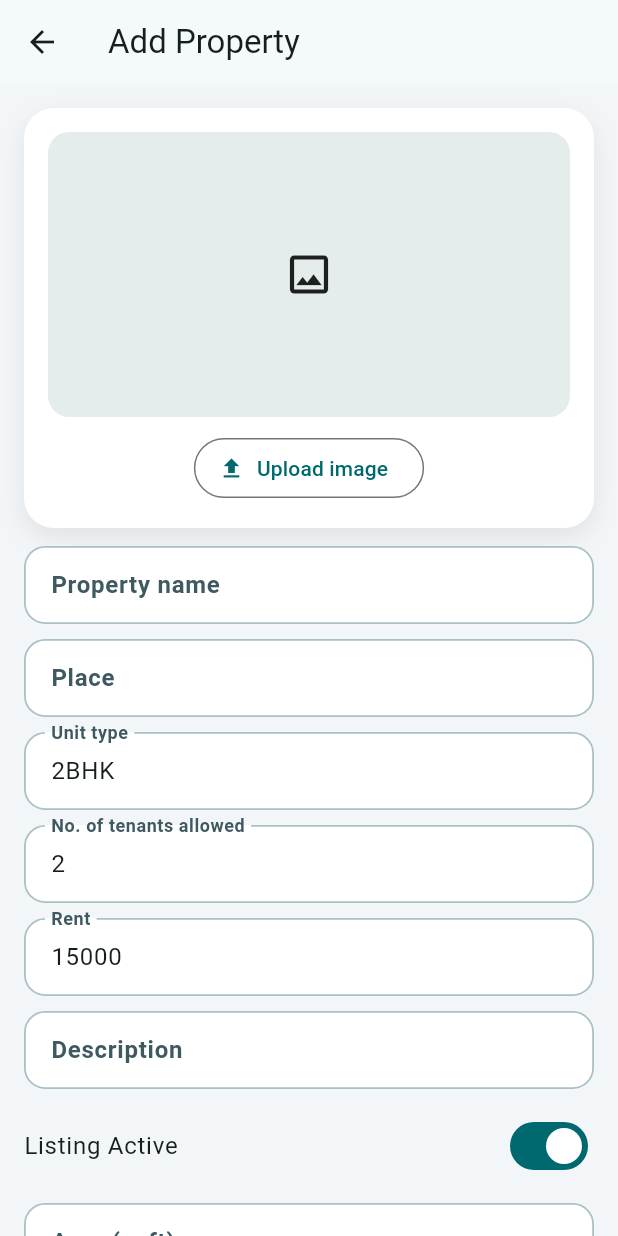
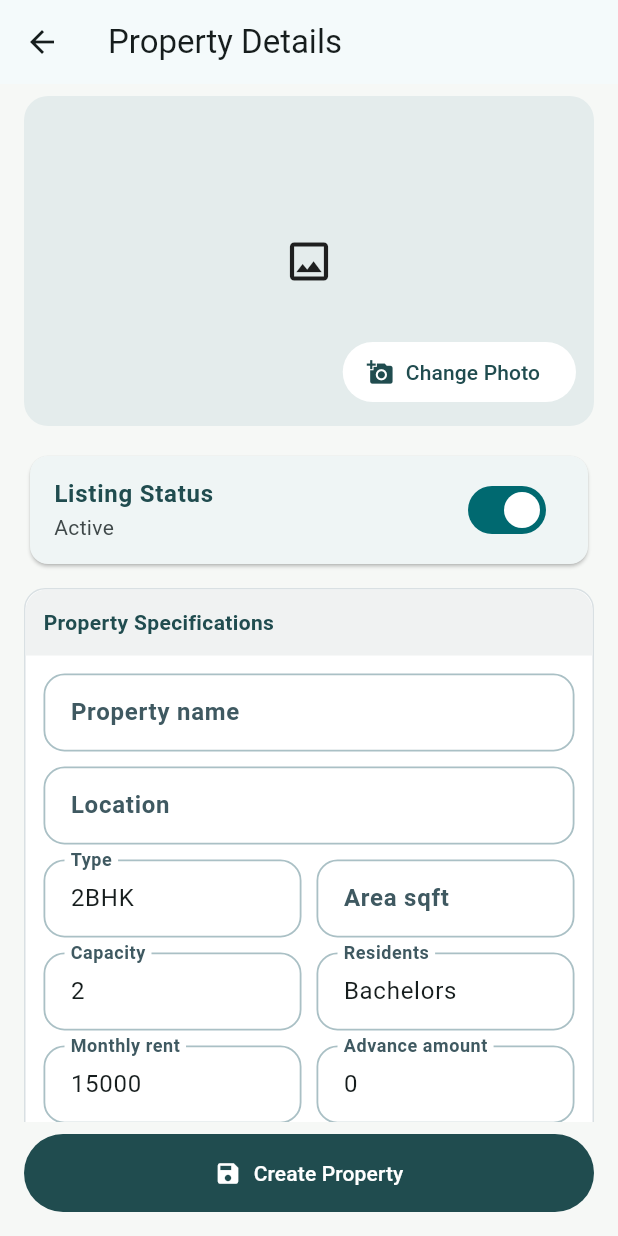
Before and after one commit to AntonyKShaji/Rentory, a Flutter app: the AllPropertiesPage screen opened directly with empty values, after a tap on the "add home work" icon, on a phone screen of 412 x 824 dp. Run offline on Flutter 3.47's test engine with Material 3 defaults, Android fonts, the phone set to English and light mode, and no system bars; our stand-ins replace image_picker; accounts and stored records are empty; network calls fail.

Commit message:
Implement unified property editor UI for create/update

```diff
--- a/mobile/rentory_app/lib/pages/owner_pages.dart
+++ b/mobile/rentory_app/lib/pages/owner_pages.dart
@@ -835,35 +835,114 @@ class _OwnerProfilePageState extends State<OwnerProfilePage> {
   }
 }
 
-class AddPropertyPage extends StatefulWidget {
+class AddPropertyPage extends StatelessWidget {
   const AddPropertyPage({super.key, required this.ownerId});
   final String ownerId;
 
   @override
-  State<AddPropertyPage> createState() => _AddPropertyPageState();
+  Widget build(BuildContext context) {
+    return PropertyEditorPage(ownerId: ownerId);
+  }
 }
 
-class _AddPropertyPageState extends State<AddPropertyPage> {
+class PropertyDetailsPage extends StatelessWidget {
+  const PropertyDetailsPage({super.key, required this.property, required this.ownerId});
+  final Property property;
+  final String ownerId;
+
+  @override
+  Widget build(BuildContext context) {
+    return PropertyEditorPage(ownerId: ownerId, property: property);
+  }
+}
+
+class PropertyEditorPage extends StatefulWidget {
+  const PropertyEditorPage({super.key, required this.ownerId, this.property});
+
+  final String ownerId;
+  final Property? property;
+
+  bool get isEdit => property != null;
+
+  @override
+  State<PropertyEditorPage> createState() => _PropertyEditorPageState();
+}
+
+class _PropertyEditorPageState extends State<PropertyEditorPage> {
+  static const Color _primary = Color(0xFF204C4F);
+
   final ApiService _api = ApiService();
+  final ImagePicker _picker = ImagePicker();
   final _name = TextEditingController();
   final _location = TextEditingController();
-  final _unitType = TextEditingController(text: '2BHK');
-  final _capacity = TextEditingController(text: '2');
-  final _rent = TextEditingController(text: '15000');
+  final _unitType = TextEditingController();
+  final _capacity = TextEditingController();
+  final _rent = TextEditingController();
   final _description = TextEditingController();
   final _areaSqft = TextEditingController();
   final _parkingDetails = TextEditingController();
   final _preferredResidents = TextEditingController();
-  final _advanceAmount = TextEditingController(text: '0');
+  final _advanceAmount = TextEditingController();
   final _fullAddress = TextEditingController();
   final _caretakerName = TextEditingController();
   final _caretakerContact = TextEditingController();
   final _propertyReference = TextEditingController();
+
   bool _isActive = true;
   bool _caretakerEnabled = false;
-  final ImagePicker _picker = ImagePicker();
   String? _imageDataUri;
+  bool _isSaving = false;
+  bool _loading = false;
   final Map<String, String?> _errors = {};
+
+  @override
+  void initState() {
+    super.initState();
+    if (widget.isEdit) {
+      _hydrateFromCard();
+      _loadDetails();
+    } else {
+      _unitType.text = '2BHK';
+      _capacity.text = '2';
+      _rent.text = '15000';
+      _advanceAmount.text = '0';
+      _preferredResidents.text = 'Bachelors';
+      _parkingDetails.text = 'Car Parking Available';
+    }
+  }
+
+  void _hydrateFromCard() {
+    final property = widget.property!;
+    _name.text = property.name;
+    _location.text = property.location;
+    _unitType.text = property.unitType;
+    _capacity.text = property.capacity.toString();
+    _rent.text = property.rent.toStringAsFixed(0);
+    _imageDataUri = property.imageUrl;
+    _isActive = property.isActive;
+  }
+
+  Future<void> _loadDetails() async {
+    setState(() => _loading = true);
+    try {
+      final data = await _api.getPropertyDetails(widget.property!.id);
+      if (!mounted) return;
+      setState(() {
+        _description.text = data['description'] as String? ?? '';
+        _areaSqft.text = (data['area_sqft'] as int?)?.toString() ?? '';
+        _parkingDetails.text = data['parking_details'] as String? ?? _parkingDetails.text;
+        _preferredResidents.text = data['preferred_residents'] as String? ?? _preferredResidents.text;
+        _advanceAmount.text = (data['advance_amount'] ?? 0).toString();
+        _fullAddress.text = data['full_address'] as String? ?? '';
+        _caretakerEnabled = (data['caretaker_enabled'] as bool?) ?? false;
+        _caretakerName.text = data['caretaker_name'] as String? ?? '';
+        _caretakerContact.text = data['caretaker_contact'] as String? ?? '';
+        _propertyReference.text = data['property_reference'] as String? ?? '';
+      });
+    } finally {
+      if (mounted) setState(() => _loading = false);
+    }
+  }
 
   Future<void> _pickImage() async {
     final file = await _picker.pickImage(source: ImageSource.gallery, imageQuality: 80);
@@ -875,7 +954,7 @@ class _AddPropertyPageState extends State<AddPropertyPage> {
 
   bool _validate() {
     final nextErrors = <String, String?>{};
-    if (_imageDataUri == null) nextErrors['image'] = 'Property image is required';
+    if (_imageDataUri == null || _imageDataUri!.trim().isEmpty) nextErrors['image'] = 'Property image is required';
     if (_name.text.trim().isEmpty) nextErrors['name'] = 'Property name is required';
     if (_location.text.trim().isEmpty) nextErrors['location'] = 'Place is required';
     if (_unitType.text.trim().isEmpty) nextErrors['unit'] = 'Unit type is required';
@@ -895,17 +974,19 @@ class _AddPropertyPageState extends State<AddPropertyPage> {
   }
 
   Future<void> _submit() async {
-    if (!_validate()) return;
+    if (!_validate() || _isSaving) return;
+    setState(() => _isSaving = true);
     try {
-      await _api.createProperty(
-        ownerId: widget.ownerId,
-        location: _location.text,
-        name: _name.text,
-        unitType: _unitType.text,
-        capacity: int.tryParse(_capacity.text) ?? 1,
-        rent: double.tryParse(_rent.text) ?? 0,
+      if (widget.isEdit) {
+        await _api.updateProperty(
+          propertyId: widget.property!.id,
+          location: _location.text.trim(),
+          name: _name.text.trim(),
+          unitType: _unitType.text.trim(),
+          capacity: int.tryParse(_capacity.text.trim()) ?? 1,
+          rent: double.tryParse(_rent.text.trim()) ?? 0,
           imageUrl: _imageDataUri!,
-        description: _description.text,
+          description: _description.text.trim(),
           isActive: _isActive,
           areaSqft: int.tryParse(_areaSqft.text.trim()),
           parkingDetails: _parkingDetails.text.trim().isEmpty ? null : _parkingDetails.text.trim(),
@@ -917,228 +998,141 @@ class _AddPropertyPageState extends State<AddPropertyPage> {
           caretakerContact: _caretakerContact.text.trim().isEmpty ? null : _caretakerContact.text.trim(),
           propertyReference: _propertyReference.text.trim().isEmpty ? null : _propertyReference.text.trim(),
         );
-      if (mounted) Navigator.pop(context);
+      } else {
+        await _api.createProperty(
+          ownerId: widget.ownerId,
+          location: _location.text.trim(),
+          name: _name.text.trim(),
+          unitType: _unitType.text.trim(),
+          capacity: int.tryParse(_capacity.text.trim()) ?? 1,
+          rent: double.tryParse(_rent.text.trim()) ?? 0,
+          imageUrl: _imageDataUri!,
+          description: _description.text.trim(),
+          isActive: _isActive,
+          areaSqft: int.tryParse(_areaSqft.text.trim()),
+          parkingDetails: _parkingDetails.text.trim().isEmpty ? null : _parkingDetails.text.trim(),
+          preferredResidents: _preferredResidents.text.trim().isEmpty ? null : _preferredResidents.text.trim(),
+          advanceAmount: double.tryParse(_advanceAmount.text.trim()) ?? 0,
+          fullAddress: _fullAddress.text.trim().isEmpty ? null : _fullAddress.text.trim(),
+          caretakerEnabled: _caretakerEnabled,
+          caretakerName: _caretakerName.text.trim().isEmpty ? null : _caretakerName.text.trim(),
+          caretakerContact: _caretakerContact.text.trim().isEmpty ? null : _caretakerContact.text.trim(),
+          propertyReference: _propertyReference.text.trim().isEmpty ? null : _propertyReference.text.trim(),
+        );
+      }
+      if (mounted) Navigator.pop(context, true);
     } catch (e) {
       if (mounted) ScaffoldMessenger.of(context).showSnackBar(SnackBar(content: Text(e.toString())));
+    } finally {
+      if (mounted) setState(() => _isSaving = false);
     }
   }
 
   @override
   Widget build(BuildContext context) {
     return Scaffold(
-      appBar: AppBar(title: const Text('Add Property')),
-      body: ListView(
-        padding: const EdgeInsets.all(16),
+      backgroundColor: const Color(0xFFF6F8F6),
+      appBar: AppBar(title: const Text('Property Details')),
+      body: _loading
+          ? const Center(child: CircularProgressIndicator())
+          : ListView(
+              padding: const EdgeInsets.fromLTRB(16, 8, 16, 100),
               children: [
-          SurfaceCard(
-            child: Column(
+                ClipRRect(
+                  borderRadius: BorderRadius.circular(16),
+                  child: Stack(
                     children: [
-                RemoteOrDataImage(imageRef: _imageDataUri, height: 190),
-                const SizedBox(height: 10),
-                FieldWithTopError(
-                  errorText: _errors['image'],
-                  child: OutlinedButton.icon(onPressed: _pickImage, icon: const Icon(Icons.upload), label: const Text('Upload image')),
+                      RemoteOrDataImage(imageRef: _imageDataUri, height: 220),
+                      Positioned(
+                        bottom: 12,
+                        right: 12,
+                        child: FilledButton.icon(
+                          style: FilledButton.styleFrom(backgroundColor: Colors.white, foregroundColor: _primary),
+                          onPressed: _pickImage,
+                          icon: const Icon(Icons.add_a_photo),
+                          label: const Text('Change Photo'),
+                        ),
                       ),
                     ],
                   ),
                 ),
+                if (_errors['image'] != null) Padding(padding: const EdgeInsets.only(top: 6), child: Text(_errors['image']!, style: const TextStyle(color: Colors.red))),
+                const SizedBox(height: 16),
+                Card(
+                  child: SwitchListTile(
+                    value: _isActive,
+                    onChanged: (v) => setState(() => _isActive = v),
+                    title: const Text('Listing Status', style: TextStyle(fontWeight: FontWeight.w700, color: _primary)),
+                    subtitle: Text(_isActive ? 'Active' : 'Inactive'),
+                  ),
+                ),
                 const SizedBox(height: 12),
-          FieldWithTopError(
-            errorText: _errors['name'],
-            child: TextField(controller: _name, decoration: const InputDecoration(labelText: 'Property name')),
+                _section(
+                  title: 'Property Specifications',
+                  child: Column(children: [
+                    _field(_name, 'Property name', errorKey: 'name'),
+                    _field(_location, 'Location', errorKey: 'location'),
+                    Row(children: [Expanded(child: _field(_unitType, 'Type', errorKey: 'unit')), const SizedBox(width: 10), Expanded(child: _field(_areaSqft, 'Area sqft', errorKey: 'area'))]),
+                    Row(children: [Expanded(child: _field(_capacity, 'Capacity', errorKey: 'capacity')), const SizedBox(width: 10), Expanded(child: _field(_preferredResidents, 'Residents'))]),
+                    Row(children: [Expanded(child: _field(_rent, 'Monthly rent', errorKey: 'rent')), const SizedBox(width: 10), Expanded(child: _field(_advanceAmount, 'Advance amount', errorKey: 'advance'))]),
+                    _field(_parkingDetails, 'Parking details'),
+                    _field(_fullAddress, 'Full address'),
+                    _field(_description, 'Description', errorKey: 'description', maxLines: 3),
+                  ]),
                 ),
-          const SizedBox(height: 10),
-          FieldWithTopError(
-            errorText: _errors['location'],
-            child: TextField(controller: _location, decoration: const InputDecoration(labelText: 'Place')),
+                const SizedBox(height: 12),
+                _section(
+                  title: 'Caretaker Details',
+                  trailing: Row(mainAxisSize: MainAxisSize.min, children: [const Text('Enabled'), Checkbox(value: _caretakerEnabled, onChanged: (v) => setState(() => _caretakerEnabled = v ?? false))]),
+                  child: Column(children: [
+                    if (_caretakerEnabled) ...[
+                      Row(children: [Expanded(child: _field(_caretakerName, 'Name', errorKey: 'caretaker_name')), const SizedBox(width: 10), Expanded(child: _field(_caretakerContact, 'Contact', errorKey: 'caretaker_contact'))]),
+                    ],
+                    _field(_propertyReference, 'Property reference'),
+                  ]),
                 ),
-          const SizedBox(height: 10),
-          FieldWithTopError(
-            errorText: _errors['unit'],
-            child: TextField(controller: _unitType, decoration: const InputDecoration(labelText: 'Unit type')),
+              ],
             ),
-          const SizedBox(height: 10),
-          FieldWithTopError(
-            errorText: _errors['capacity'],
-            child: TextField(controller: _capacity, decoration: const InputDecoration(labelText: 'No. of tenants allowed')),
+      bottomNavigationBar: Container(
+        color: const Color(0xFFF6F8F6),
+        padding: const EdgeInsets.fromLTRB(16, 8, 16, 16),
+        child: FilledButton.icon(
+          style: FilledButton.styleFrom(backgroundColor: _primary, padding: const EdgeInsets.symmetric(vertical: 16)),
+          onPressed: _isSaving ? null : _submit,
+          icon: const Icon(Icons.save),
+          label: Text(_isSaving ? 'Saving...' : (widget.isEdit ? 'Save Changes' : 'Create Property')),
         ),
-          const SizedBox(height: 10),
-          FieldWithTopError(
-            errorText: _errors['rent'],
-            child: TextField(controller: _rent, decoration: const InputDecoration(labelText: 'Rent')),
       ),
-          const SizedBox(height: 10),
-          FieldWithTopError(
-            errorText: _errors['description'],
-            child: TextField(controller: _description, decoration: const InputDecoration(labelText: 'Description')),
+    );
+  }
+
+  Widget _section({required String title, required Widget child, Widget? trailing}) {
+    return Container(
+      decoration: BoxDecoration(
+        color: Colors.white,
+        borderRadius: BorderRadius.circular(14),
+        border: Border.all(color: const Color(0xFFD9E0E3)),
       ),
-          const SizedBox(height: 10),
-          SwitchListTile(
-            contentPadding: EdgeInsets.zero,
-            title: const Text('Listing Active'),
-            value: _isActive,
-            onChanged: (value) => setState(() => _isActive = value),
+      child: Column(
+        children: [
+          Container(
+            padding: const EdgeInsets.all(12),
+            decoration: const BoxDecoration(color: Color(0xFFF0F2F2), borderRadius: BorderRadius.vertical(top: Radius.circular(14))),
+            child: Row(children: [Text(title, style: const TextStyle(fontWeight: FontWeight.w700, color: _primary)), const Spacer(), if (trailing != null) trailing]),
           ),
-          const SizedBox(height: 10),
-          FieldWithTopError(
-            errorText: _errors['area'],
-            child: TextField(controller: _areaSqft, decoration: const InputDecoration(labelText: 'Area (sqft)')),
-          ),
-          const SizedBox(height: 10),
-          TextField(controller: _parkingDetails, decoration: const InputDecoration(labelText: 'Parking details')),
-          const SizedBox(height: 10),
-          TextField(controller: _preferredResidents, decoration: const InputDecoration(labelText: 'Preferred residents')),
-          const SizedBox(height: 10),
-          FieldWithTopError(
-            errorText: _errors['advance'],
-            child: TextField(controller: _advanceAmount, decoration: const InputDecoration(labelText: 'Advance amount')),
-          ),
-          const SizedBox(height: 10),
-          TextField(controller: _fullAddress, decoration: const InputDecoration(labelText: 'Full address')),
-          const SizedBox(height: 10),
-          SwitchListTile(
-            contentPadding: EdgeInsets.zero,
-            title: const Text('Enable caretaker'),
-            value: _caretakerEnabled,
-            onChanged: (value) => setState(() => _caretakerEnabled = value),
-          ),
-          if (_caretakerEnabled) ...[
-            FieldWithTopError(
-              errorText: _errors['caretaker_name'],
-              child: TextField(controller: _caretakerName, decoration: const InputDecoration(labelText: 'Caretaker name')),
-            ),
-            const SizedBox(height: 10),
-            FieldWithTopError(
-              errorText: _errors['caretaker_contact'],
-              child: TextField(controller: _caretakerContact, decoration: const InputDecoration(labelText: 'Caretaker contact')),
-            ),
-            const SizedBox(height: 10),
-          ],
-          TextField(controller: _propertyReference, decoration: const InputDecoration(labelText: 'Property reference')),
-          const SizedBox(height: 16),
-          FilledButton(onPressed: _submit, child: const Text('Create property')),
+          Padding(padding: const EdgeInsets.all(12), child: child),
         ],
       ),
     );
   }
-}
 
-class PropertyDetailsPage extends StatefulWidget {
-  const PropertyDetailsPage({super.key, required this.property, required this.ownerId});
-  final Property property;
-  final String ownerId;
-
-  @override
-  State<PropertyDetailsPage> createState() => _PropertyDetailsPageState();
-}
-
-class _PropertyDetailsPageState extends State<PropertyDetailsPage> {
-  final ApiService _api = ApiService();
-  late Future<Map<String, dynamic>> _details;
-
-  @override
-  void initState() {
-    super.initState();
-    _details = _api.getPropertyDetails(widget.property.id);
-  }
-
-  Future<void> _toggleWaterBill(String currentStatus) async {
-    final next = currentStatus == 'paid' ? 'unpaid' : 'paid';
-    await _api.updateWaterBillStatus(propertyId: widget.property.id, status: next);
-    setState(() => _details = _api.getPropertyDetails(widget.property.id));
-  }
-
-  @override
-  Widget build(BuildContext context) {
-    return Scaffold(
-      appBar: AppBar(
-        title: Text(widget.property.name),
-        actions: [
-          IconButton(
-            icon: const Icon(Icons.notifications_none),
-            onPressed: () => Navigator.push(
-              context,
-              MaterialPageRoute(
-                builder: (_) => OwnerNotificationsPage(ownerId: widget.ownerId, propertyId: widget.property.id, propertyName: widget.property.name),
-              ),
-            ),
-          ),
-          IconButton(
-            icon: const Icon(Icons.chat_bubble_outline),
-            onPressed: () => Navigator.push(context, MaterialPageRoute(builder: (_) => ChatPage(propertyId: widget.property.id, propertyName: widget.property.name, senderId: widget.ownerId))),
-          ),
-        ],
-      ),
-      body: FutureBuilder<Map<String, dynamic>>(
-        future: _details,
-        builder: (context, snapshot) {
-          if (!snapshot.hasData) return const Center(child: CircularProgressIndicator());
-          final data = snapshot.data!;
-          final tenants = (data['tenants'] as List<dynamic>).cast<Map<String, dynamic>>();
-          return ListView(
-            padding: const EdgeInsets.all(16),
-            children: [
-              RemoteOrDataImage(imageRef: data['property']['image_url'] as String?),
-              const SizedBox(height: 12),
-              SurfaceCard(
-                child: Column(crossAxisAlignment: CrossAxisAlignment.start, children: [
-                  Text(widget.property.name, style: const TextStyle(fontSize: 22, fontWeight: FontWeight.w700)),
-                  const SizedBox(height: 4),
-                  Text(data['full_address'] as String? ?? widget.property.location, style: const TextStyle(color: Colors.black54)),
-                  const SizedBox(height: 8),
-                  Text('Status: ${((data['property']['is_active'] as bool?) ?? true) ? 'Active' : 'Inactive'}'),
-                  Text('Current bill: ₹${data['current_bill_amount']}'),
-                  Text('Advance amount: ₹${data['advance_amount'] ?? 0}'),
-                  if ((data['area_sqft'] as int?) != null) Text('Area: ${data['area_sqft']} sqft'),
-                  if ((data['parking_details'] as String?) != null) Text('Parking: ${data['parking_details']}'),
-                  if ((data['preferred_residents'] as String?) != null) Text('Residents: ${data['preferred_residents']}'),
-                  Text('Caretaker enabled: ${(data['caretaker_enabled'] as bool?) ?? false ? 'Yes' : 'No'}'),
-                  if ((data['caretaker_name'] as String?) != null) Text('Caretaker: ${data['caretaker_name']} (${data['caretaker_contact'] ?? '-'})'),
-                  if ((data['property_reference'] as String?) != null) Text('Reference: ${data['property_reference']}'),
-                  Row(children: [Text('Water bill: ${data['water_bill_status']}'), TextButton(onPressed: () => _toggleWaterBill(data['water_bill_status'] as String), child: const Text('Toggle'))]),
-                ]),
-              ),
-              const SizedBox(height: 12),
-              SurfaceCard(
-                child: ListTile(
-                  contentPadding: EdgeInsets.zero,
-                  leading: const CircleAvatar(radius: 22, child: Icon(Icons.qr_code_2)),
-                  title: const Text('Property QR Code', style: TextStyle(fontWeight: FontWeight.w700)),
-                  subtitle: const Text('For tenant payments & access'),
-                  trailing: const Row(mainAxisSize: MainAxisSize.min, children: [Text('Generate', style: TextStyle(fontWeight: FontWeight.w700)), SizedBox(width: 4), Icon(Icons.chevron_right)]),
-                  onTap: () => Navigator.push(
-                    context,
-                    MaterialPageRoute(
-                      builder: (_) => PropertyQrCodePage(
-                        propertyName: widget.property.name,
-                        address: data['full_address'] as String? ?? widget.property.location,
-                        qrCodeUrl: data['property']['qr_code_url'] as String,
-                      ),
-                    ),
-                  ),
-                ),
-              ),
-              const SizedBox(height: 12),
-              ListTile(
-                contentPadding: EdgeInsets.zero,
-                title: const Text('Current Tenants', style: TextStyle(fontWeight: FontWeight.w700, fontSize: 18)),
-                trailing: const Icon(Icons.chevron_right),
-                onTap: () => Navigator.push(
-                  context,
-                  MaterialPageRoute(builder: (_) => CurrentTenantsPage(tenants: tenants)),
-                ),
-              ),
-              ...tenants.map((tenant) => Card(
-                    child: ListTile(
-                      title: Text(tenant['full_name'] as String),
-                      subtitle: Text(tenant['phone'] as String),
-                      trailing: const Icon(Icons.chevron_right),
-                      onTap: () => Navigator.push(context, MaterialPageRoute(builder: (_) => TenantDetailsPage(tenantId: tenant['tenant_id'] as String))),
-                    ),
-                  )),
-            ],
-          );
-        },
+  Widget _field(TextEditingController controller, String label, {String? errorKey, int maxLines = 1}) {
+    return Padding(
+      padding: const EdgeInsets.only(bottom: 10),
+      child: TextField(
+        controller: controller,
+        maxLines: maxLines,
+        decoration: InputDecoration(labelText: label, errorText: errorKey == null ? null : _errors[errorKey]),
       ),
     );
   }
--- a/mobile/rentory_app/lib/services/api_service.dart
+++ b/mobile/rentory_app/lib/services/api_service.dart
@@ -174,6 +174,53 @@ class ApiService {
 
     if (response.statusCode != 201) {
       throw Exception('Failed to create property (${response.statusCode}): ${response.body}');
+    }
+
+    return Property.fromJson(jsonDecode(response.body) as Map<String, dynamic>);
+  }
+
+  Future<Property> updateProperty({
+    required String propertyId,
+    required String location,
+    required String name,
+    required String unitType,
+    required int capacity,
+    required double rent,
+    required String imageUrl,
+    required String description,
+    required bool isActive,
+    int? areaSqft,
+    String? parkingDetails,
+    String? preferredResidents,
+    required double advanceAmount,
+    String? fullAddress,
+    required bool caretakerEnabled,
+    String? caretakerName,
+    String? caretakerContact,
+    String? propertyReference,
+  }) async {
+    final response = await _patch('/properties/$propertyId', {
+      'location': location,
+      'name': name,
+      'unit_type': unitType,
+      'capacity': capacity,
+      'rent': rent,
+      'image_url': imageUrl,
+      'description': description,
+      'is_active': isActive,
+      'area_sqft': areaSqft,
+      'parking_details': parkingDetails,
+      'preferred_residents': preferredResidents,
+      'advance_amount': advanceAmount,
+      'full_address': fullAddress,
+      'caretaker_enabled': caretakerEnabled,
+      'caretaker_name': caretakerName,
+      'caretaker_contact': caretakerContact,
+      'property_reference': propertyReference,
+    });
+
+    if (response.statusCode != 200) {
+      throw Exception('Failed to update property (${response.statusCode}): ${response.body}');
     }
 
     return Property.fromJson(jsonDecode(response.body) as Map<String, dynamic>);
```
Also changed, not shown: 3 other files. Lines whose indentation alone changed are shown as unchanged.
